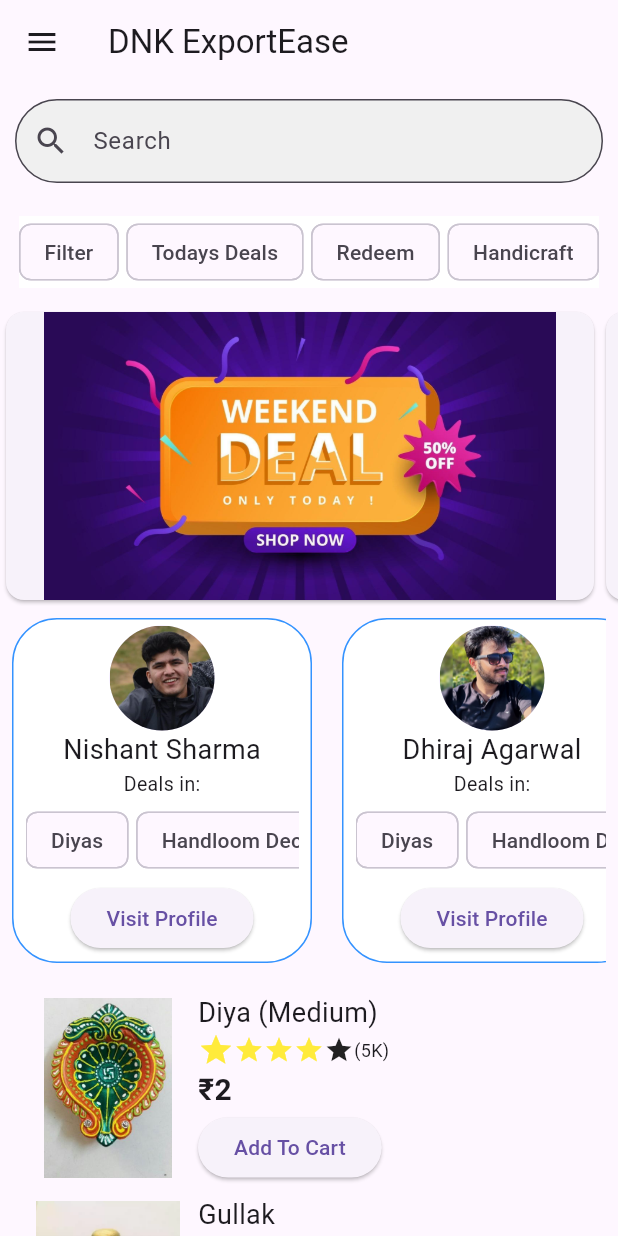
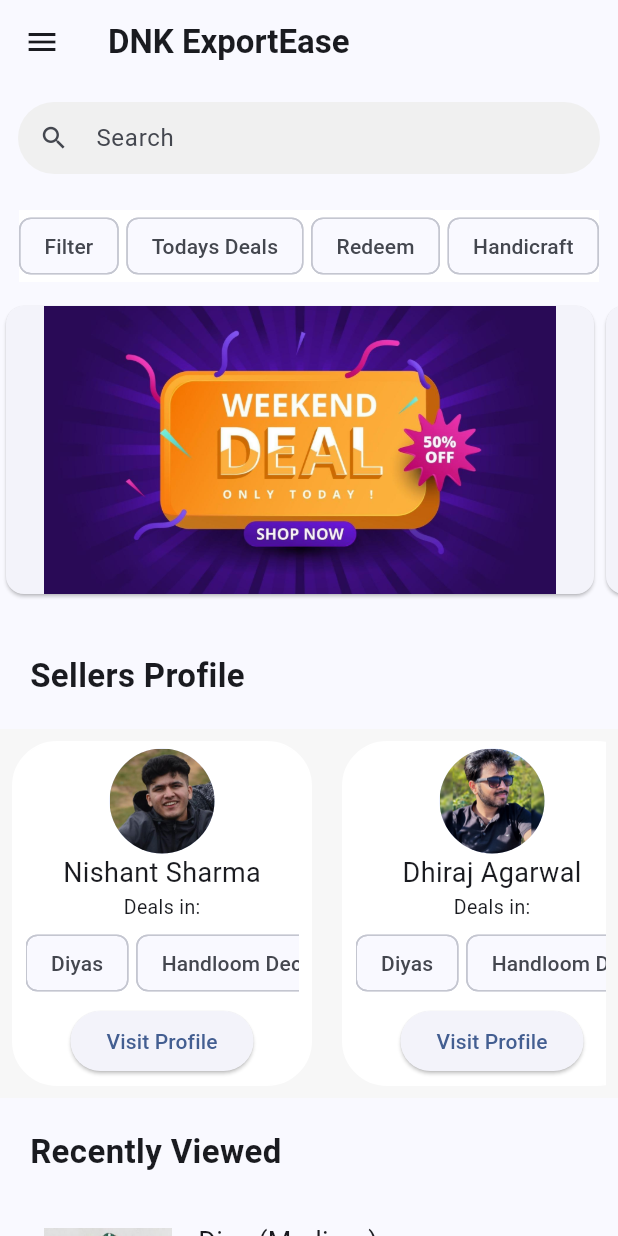
Before and after one commit to ascoder1109/the_code_crusaders, a Flutter app: the HomePage screen opened directly, on a phone screen of 412 x 824 dp. Run offline on Flutter 3.47's test engine with Material 2 defaults, Android fonts, the phone set to English and light mode, and no system bars.

Commit message:
Sixth Commit

```diff
--- a/lib/main.dart
+++ b/lib/main.dart
@@ -1,5 +1,6 @@
 import 'package:dnk_exportease/pages/chat_page.dart';
 import 'package:dnk_exportease/pages/home_page.dart';
+import 'package:dnk_exportease/pages/product_detail_page.dart';
 import 'package:dnk_exportease/pages/profile_page.dart';
 import 'package:flutter/material.dart';
 
@@ -16,11 +17,11 @@ class MyApp extends StatelessWidget {
     return MaterialApp(
       title: 'Flutter Demo',
       theme: ThemeData(
-        // colorScheme:
-        //     ColorScheme.fromSeed(seedColor: Color.fromRGBO(0, 123, 255, 1)),
+        colorScheme:
+            ColorScheme.fromSeed(seedColor: Color.fromRGBO(0, 123, 255, 1)),
         useMaterial3: true,
       ),
-      home: const HomePage(),
+      home: const ProductDetailPage(),
     );
   }
 }
--- a/lib/pages/home_page.dart
+++ b/lib/pages/home_page.dart
@@ -13,7 +13,10 @@ class HomePage extends StatelessWidget {
   Widget build(BuildContext context) {
     return Scaffold(
       appBar: AppBar(
-        title: Text("DNK ExportEase"),
+        title: Text(
+          "DNK ExportEase",
+          style: TextStyle(fontWeight: FontWeight.bold),
+        ),
       ),
       drawer: const MenuDrawer(),
       body: SingleChildScrollView(
@@ -23,8 +26,46 @@ class HomePage extends StatelessWidget {
             SearchBarMyWidget(),
             ChipBelowSearchBar(),
             OfferPageRotation(),
-            SellersProfile(),
-            ItemsCard()
+            SizedBox(
+              height: 15,
+            ),
+            Row(
+              mainAxisAlignment: MainAxisAlignment.start, // Align to the left
+              children: [
+                Padding(
+                  padding: const EdgeInsets.all(20.0),
+                  child: Text(
+                    "Sellers Profile",
+                    style: TextStyle(
+                      fontSize: 22, // Adjust the font size as needed
+                      fontWeight: FontWeight.bold,
+                    ),
+                  ),
+                ),
+              ],
+            ),
+            Padding(
+              padding: const EdgeInsets.all(0.0),
+              child: Container(
+                  color: Color.fromRGBO(247, 247, 247, 1),
+                  child: SellersProfile()),
+            ),
+            Row(
+              mainAxisAlignment: MainAxisAlignment.start, // Align to the left
+              children: [
+                Padding(
+                  padding: const EdgeInsets.all(20.0),
+                  child: Text(
+                    "Recently Viewed",
+                    style: TextStyle(
+                      fontSize: 22, // Adjust the font size as needed
+                      fontWeight: FontWeight.bold,
+                    ),
+                  ),
+                ),
+              ],
+            ),
+            ItemsCard(),
           ],
         ),
       ),
--- /dev/null
+++ b/lib/pages/product_detail_page.dart
@@ -0,0 +1,19 @@
+import 'package:flutter/material.dart';
+
+class ProductDetailPage extends StatefulWidget {
+  const ProductDetailPage({super.key});
+
+  @override
+  State<ProductDetailPage> createState() => _ProductDetailPageState();
+}
+
+class _ProductDetailPageState extends State<ProductDetailPage> {
+  @override
+  Widget build(BuildContext context) {
+    return Scaffold(
+      appBar: AppBar(
+        title: Text("Product Details"),
+      ),
+    );
+  }
+}
--- a/lib/widgets/search_bar_my_widget.dart
+++ b/lib/widgets/search_bar_my_widget.dart
@@ -11,7 +11,7 @@ class _SearchBarMyWidgetState extends State<SearchBarMyWidget> {
   @override
   Widget build(BuildContext context) {
     return Padding(
-      padding: const EdgeInsets.all(10.0),
+      padding: const EdgeInsets.all(12.0),
       child: Container(
         child: SearchBar(
           hintText: "Search",
@@ -30,12 +30,16 @@ class SearchBar extends StatelessWidget {
   Widget build(BuildContext context) {
     return TextField(
       decoration: InputDecoration(
-          filled: true,
-          fillColor:
-              Color(0xFFF0F0F0), // Set the background color of the input area
-          hintText: hintText,
-          prefixIcon: Icon(Icons.search),
-          border: OutlineInputBorder(borderRadius: BorderRadius.circular(50))),
+        filled: true,
+        fillColor: Color(0xFFF0F0F0), // Background color
+        hintText: hintText,
+        prefixIcon: Icon(Icons.search, size: 20), // Adjust icon size
+        border: OutlineInputBorder(
+            borderRadius: BorderRadius.circular(30),
+            borderSide: BorderSide.none), // Remove the border
+        contentPadding: EdgeInsets.symmetric(
+            horizontal: 16, vertical: 10), // Adjust padding
+      ),
     );
   }
 }
--- a/lib/widgets/sellers_profiles.dart
+++ b/lib/widgets/sellers_profiles.dart
@@ -20,8 +20,8 @@ class SellersProfile extends StatelessWidget {
                 color: Colors.white, // Set the background color
                 borderRadius: BorderRadius.circular(30), // Set rounded corners
                 border: Border.all(
-                    color: const Color.fromRGBO(
-                        52, 147, 255, 1)), // Set a black border
+                    color:
+                        Color.fromRGBO(255, 255, 255, 1)), // Set a black border
               ),
               child: Card(
                 elevation: 0, // Set elevation to 0 to remove shadows
@@ -86,9 +86,8 @@ class SellersProfile extends StatelessWidget {
               decoration: BoxDecoration(
                 color: Colors.white, // Set the background color
                 borderRadius: BorderRadius.circular(30), // Set rounded corners
-                border: Border.all(
-                    color:
-                        Color.fromRGBO(52, 147, 255, 1)), // Set a black border
+                border:
+                    Border.all(color: Color(0xFFFFFFFF)), // Set a black border
               ),
               child: Card(
                 elevation: 0, // Set elevation to 0 to remove shadows
@@ -155,8 +154,8 @@ class SellersProfile extends StatelessWidget {
                 color: Colors.white, // Set the background color
                 borderRadius: BorderRadius.circular(30), // Set rounded corners
                 border: Border.all(
-                    color: const Color.fromRGBO(
-                        52, 147, 255, 1)), // Set a black border
+                    color: Color.fromARGB(
+                        255, 255, 255, 255)), // Set a black border
               ),
               child: Card(
                 elevation: 0, // Set elevation to 0 to remove shadows
@@ -223,8 +222,8 @@ class SellersProfile extends StatelessWidget {
                 color: Colors.white, // Set the background color
                 borderRadius: BorderRadius.circular(30), // Set rounded corners
                 border: Border.all(
-                    color: const Color.fromRGBO(
-                        52, 147, 255, 1)), // Set a black border
+                    color: Color.fromARGB(
+                        255, 255, 255, 255)), // Set a black border
               ),
               child: Card(
                 elevation: 0, // Set elevation to 0 to remove shadows
```
